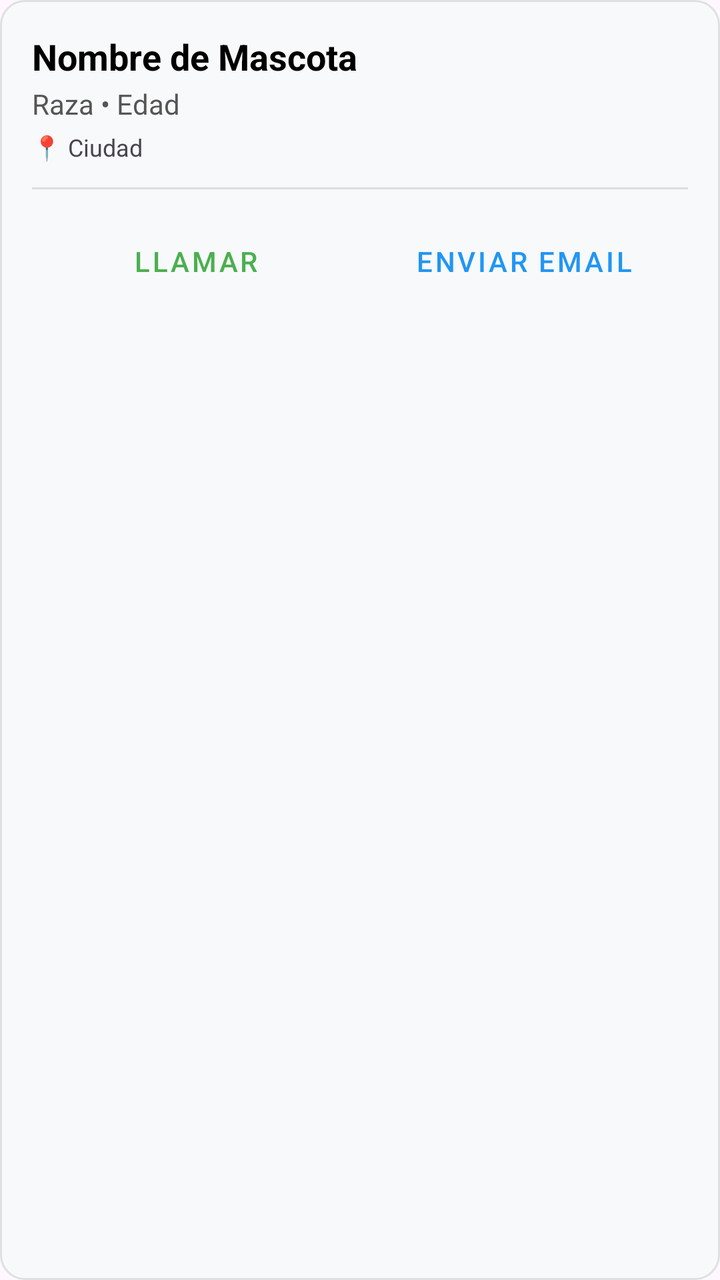
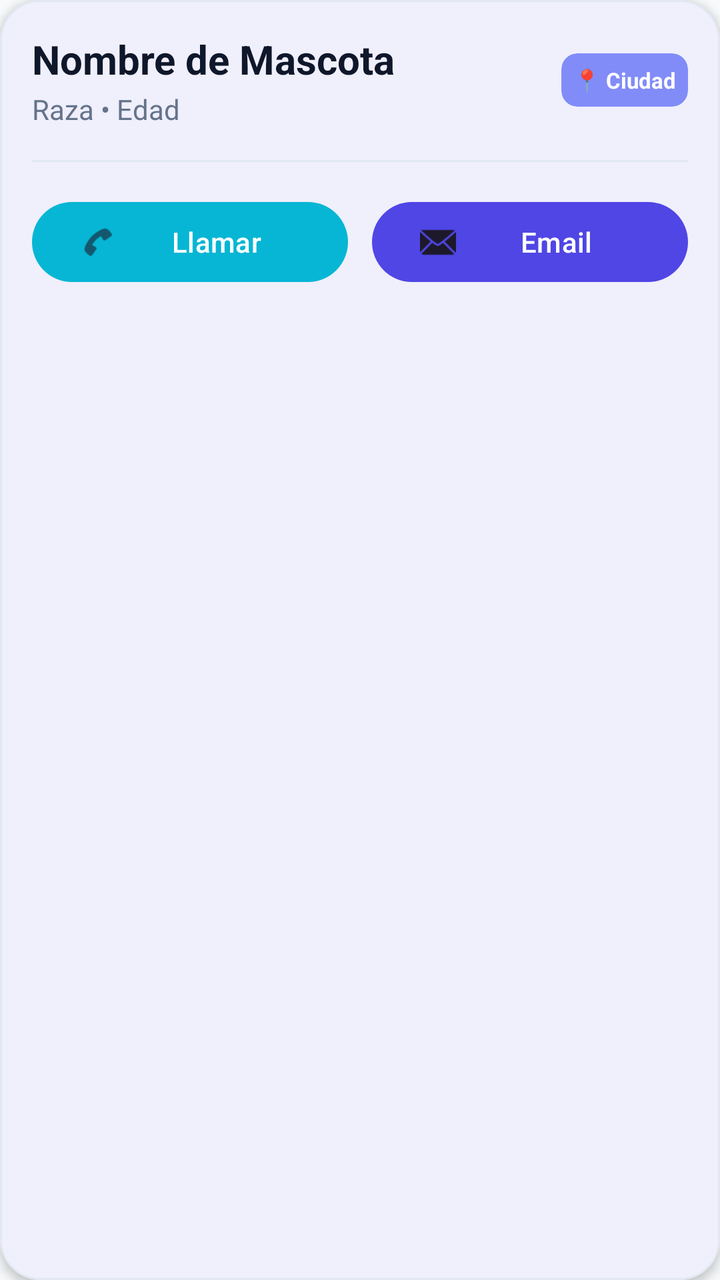

Compare the two renders of this Android layout. The source of the first and the diff that turns it into the second are given below.
<!-- AndroidManifest.xml: application theme Theme.PetCare -->
<!-- res/layout/item_available_pet.xml -->
<?xml version="1.0" encoding="utf-8"?>
<LinearLayout xmlns:android="http://schemas.android.com/apk/res/android"
    android:layout_width="match_parent"
    android:layout_height="wrap_content"
    android:layout_marginHorizontal="16dp"
    android:layout_marginVertical="8dp"
    android:background="@drawable/bg_pet_item"
    android:orientation="vertical"
    android:padding="16dp">

    <TextView
        android:id="@+id/tvPetName"
        android:layout_width="wrap_content"
        android:layout_height="wrap_content"
        android:text="Nombre de Mascota"
        android:textColor="@color/black"
        android:textSize="18sp"
        android:textStyle="bold" />

    <TextView
        android:id="@+id/tvPetInfo"
        android:layout_width="wrap_content"
        android:layout_height="wrap_content"
        android:layout_marginTop="2dp"
        android:text="Raza • Edad"
        android:textColor="#555555" />

    <TextView
        android:id="@+id/tvPetCity"
        android:layout_width="wrap_content"
        android:layout_height="wrap_content"
        android:layout_marginTop="4dp"
        android:text="📍 Ciudad"
        android:textSize="12sp" />

    <View
        android:layout_width="match_parent"
        android:layout_height="1dp"
        android:layout_marginVertical="12dp"
        android:background="#DDDDDD" />

    <LinearLayout
        android:layout_width="match_parent"
        android:layout_height="wrap_content"
        android:orientation="horizontal">

        <Button
            android:id="@+id/btnCallOwner"
            style="@style/Widget.MaterialComponents.Button.TextButton"
            android:layout_width="0dp"
            android:layout_height="wrap_content"
            android:layout_weight="1"
            android:text="Llamar"
            android:textColor="#4CAF50" />

        <Button
            android:id="@+id/btnEmailOwner"
            style="@style/Widget.MaterialComponents.Button.TextButton"
            android:layout_width="0dp"
            android:layout_height="wrap_content"
            android:layout_weight="1"
            android:text="Enviar Email"
            android:textColor="#2196F3" />
    </LinearLayout>
</LinearLayout>
<!-- resources referenced by this layout -->
<resources>
  <color name="black">#FF000000</color>
  <!-- drawable bg_pet_item (drawable) -->
  <?xml version="1.0" encoding="utf-8"?>
  <shape xmlns:android="http://schemas.android.com/apk/res/android">
      <solid android:color="#F8F9FA" /> <stroke
      android:width="1dp"
      android:color="#E0E0E0" /> <corners android:radius="12dp" /> </shape>
  <style name="Theme.PetCare" parent="Theme.Material3.DayNight.NoActionBar">
          <item name="colorPrimary">#4CAF50</item>
          <item name="colorOnPrimary">@color/white</item>
  
          <item name="colorSecondary">#FF9800</item>
          <item name="colorOnSecondary">@color/white</item>
  
          <item name="android:navigationBarColor">@android:color/transparent</item>
          <item name="android:statusBarColor">@android:color/transparent</item>
          <item name="android:windowLightStatusBar">true</item>
      </style>
  <color name="white">#FFFFFFFF</color>
</resources>

<!-- the commit's change to res/layout/item_available_pet.xml (unified diff, before → after) -->
@@ -1,65 +1,106 @@
 <?xml version="1.0" encoding="utf-8"?>
-<LinearLayout xmlns:android="http://schemas.android.com/apk/res/android"
+<com.google.android.material.card.MaterialCardView
+    xmlns:android="http://schemas.android.com/apk/res/android"
+    xmlns:app="http://schemas.android.com/apk/res-auto"
     android:layout_width="match_parent"
     android:layout_height="wrap_content"
     android:layout_marginHorizontal="16dp"
     android:layout_marginVertical="8dp"
-    android:background="@drawable/bg_pet_item"
-    android:orientation="vertical"
-    android:padding="16dp">
-
-    <TextView
-        android:id="@+id/tvPetName"
-        android:layout_width="wrap_content"
-        android:layout_height="wrap_content"
-        android:text="Nombre de Mascota"
-        android:textColor="@color/black"
-        android:textSize="18sp"
-        android:textStyle="bold" />
-
-    <TextView
-        android:id="@+id/tvPetInfo"
-        android:layout_width="wrap_content"
-        android:layout_height="wrap_content"
-        android:layout_marginTop="2dp"
-        android:text="Raza • Edad"
-        android:textColor="#555555" />
-
-    <TextView
-        android:id="@+id/tvPetCity"
-        android:layout_width="wrap_content"
-        android:layout_height="wrap_content"
-        android:layout_marginTop="4dp"
-        android:text="📍 Ciudad"
-        android:textSize="12sp" />
-
-    <View
-        android:layout_width="match_parent"
-        android:layout_height="1dp"
-        android:layout_marginVertical="12dp"
-        android:background="#DDDDDD" />
+    app:cardCornerRadius="20dp"
+    app:cardElevation="3dp"
+    app:strokeWidth="1dp"
+    app:strokeColor="@color/border_color"
+    app:cardBackgroundColor="@color/surface_light">
 
     <LinearLayout
         android:layout_width="match_parent"
         android:layout_height="wrap_content"
-        android:orientation="horizontal">
+        android:orientation="vertical"
+        android:padding="16dp">
 
-        <Button
-            android:id="@+id/btnCallOwner"
-            style="@style/Widget.MaterialComponents.Button.TextButton"
-            android:layout_width="0dp"
+        <LinearLayout
+            android:layout_width="match_parent"
             android:layout_height="wrap_content"
-            android:layout_weight="1"
-            android:text="Llamar"
-            android:textColor="#4CAF50" />
+            android:orientation="horizontal"
+            android:gravity="center_vertical">
 
-        <Button
-            android:id="@+id/btnEmailOwner"
-            style="@style/Widget.MaterialComponents.Button.TextButton"
-            android:layout_width="0dp"
+            <LinearLayout
+                android:layout_width="0dp"
+                android:layout_height="wrap_content"
+                android:layout_weight="1"
+                android:orientation="vertical">
+
+                <TextView
+                    android:id="@+id/tvPetName"
+                    android:layout_width="wrap_content"
+                    android:layout_height="wrap_content"
+                    android:text="Nombre de Mascota"
+                    android:textColor="@color/text_dark"
+                    android:textSize="20sp"
+                    android:textStyle="bold" />
+
+                <TextView
+                    android:id="@+id/tvPetInfo"
+                    android:layout_width="wrap_content"
+                    android:layout_height="wrap_content"
+                    android:layout_marginTop="2dp"
+                    android:text="Raza • Edad"
+                    android:textColor="@color/text_gray"
+                    android:textSize="14sp" />
+            </LinearLayout>
+
+            <com.google.android.material.card.MaterialCardView
+                android:layout_width="wrap_content"
+                android:layout_height="wrap_content"
+                app:cardCornerRadius="8dp"
+                app:cardBackgroundColor="@color/vanguard_indigo_light"
+                app:strokeWidth="0dp"
+                app:contentPadding="6dp">
+                <TextView
+                    android:id="@+id/tvPetCity"
+                    android:layout_width="wrap_content"
+                    android:layout_height="wrap_content"
+                    android:text="📍 Ciudad"
+                    android:textColor="@color/white"
+                    android:textSize="11sp"
+                    android:textStyle="bold" />
+            </com.google.android.material.card.MaterialCardView>
+        </LinearLayout>
+
+        <View
+            android:layout_width="match_parent"
+            android:layout_height="1dp"
+            android:layout_marginVertical="16dp"
+            android:background="@color/border_color" />
+
+        <LinearLayout
+            android:layout_width="match_parent"
             android:layout_height="wrap_content"
-            android:layout_weight="1"
-            android:text="Enviar Email"
-            android:textColor="#2196F3" />
+            android:orientation="horizontal">
+
+            <com.google.android.material.button.MaterialButton
+                android:id="@+id/btnCallOwner"
+                style="@style/Widget.Material3.Button.TonalButton"
+                android:layout_width="0dp"
+                android:layout_height="wrap_content"
+                android:layout_weight="1"
+                android:text="Llamar"
+                android:layout_marginEnd="6dp"
+                app:icon="@android:drawable/ic_menu_call"
+                app:backgroundTint="@color/vanguard_cyan"
+                android:textColor="@color/white" />
+
+            <com.google.android.material.button.MaterialButton
+                android:id="@+id/btnEmailOwner"
+                style="@style/Widget.Material3.Button.TonalButton"
+                android:layout_width="0dp"
+                android:layout_height="wrap_content"
+                android:layout_weight="1"
+                android:text="Email"
+                android:layout_marginStart="6dp"
+                app:icon="@android:drawable/ic_dialog_email"
+                app:backgroundTint="@color/vanguard_indigo"
+                android:textColor="@color/white" />
+        </LinearLayout>
     </LinearLayout>
-</LinearLayout>
+</com.google.android.material.card.MaterialCardView>
<!-- resource entries referenced after the edit -->
@@ -1,23 +1,40 @@
 <!-- resources referenced by this layout -->
 <resources>
-  <color name="black">#FF000000</color>
-  <!-- drawable bg_pet_item (drawable) -->
-  <?xml version="1.0" encoding="utf-8"?>
-  <shape xmlns:android="http://schemas.android.com/apk/res/android">
-      <solid android:color="#F8F9FA" /> <stroke
-      android:width="1dp"
-      android:color="#E0E0E0" /> <corners android:radius="12dp" /> </shape>
+  <color name="border_color">#E2E8F0</color>
+  <color name="surface_light">#FFFFFF</color>
+  <color name="text_dark">#0F172A</color>
+  <color name="text_gray">#64748B</color>
+  <color name="vanguard_cyan">#06B6D4</color>
+  <color name="vanguard_indigo">#4F46E5</color>
+  <color name="vanguard_indigo_light">#818CF8</color>
   <style name="Theme.PetCare" parent="Theme.Material3.DayNight.NoActionBar">
-          <item name="colorPrimary">#4CAF50</item>
+          
+          <item name="colorPrimary">@color/vanguard_indigo</item>
           <item name="colorOnPrimary">@color/white</item>
+          <item name="colorPrimaryContainer">@color/vanguard_indigo_light</item>
+          <item name="colorOnPrimaryContainer">@color/vanguard_indigo_dark</item>
+          
+          
+          <item name="colorSecondary">@color/vanguard_cyan</item>
+          <item name="colorOnSecondary">@color/white</item>
+          <item name="colorSecondaryContainer">@color/vanguard_cyan</item>
   
-          <item name="colorSecondary">#FF9800</item>
-          <item name="colorOnSecondary">@color/white</item>
+          
+          <item name="colorTertiary">@color/vanguard_rose</item>
+          
+          
+          <item name="android:statusBarColor">@color/vanguard_indigo</item>
+          <item name="android:windowLightStatusBar">false</item>
+          <item name="android:navigationBarColor">@color/background_light</item>
   
-          <item name="android:navigationBarColor">@android:color/transparent</item>
-          <item name="android:statusBarColor">@android:color/transparent</item>
-          <item name="android:windowLightStatusBar">true</item>
+          
+          <item name="android:windowBackground">@color/background_light</item>
+          <item name="colorSurface">@color/surface_light</item>
+          <item name="colorOnSurface">@color/text_dark</item>
       </style>
-  <color name="white">#FFFFFFFF</color>
+  <color name="vanguard_indigo_dark">#4338CA</color>
+  <color name="vanguard_rose">#F43F5E</color>
+  <color name="background_light">#F8FAFC</color>
+  <color name="white">#FFFFFF</color>
 </resources>
 
